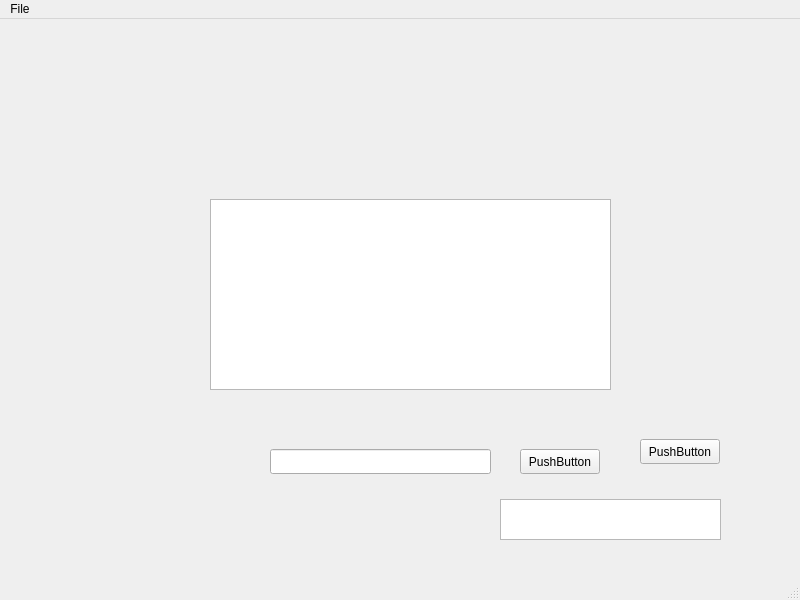
Old version of the form mainwindow.ui in the repository aric-volman/mechanical-babulya.
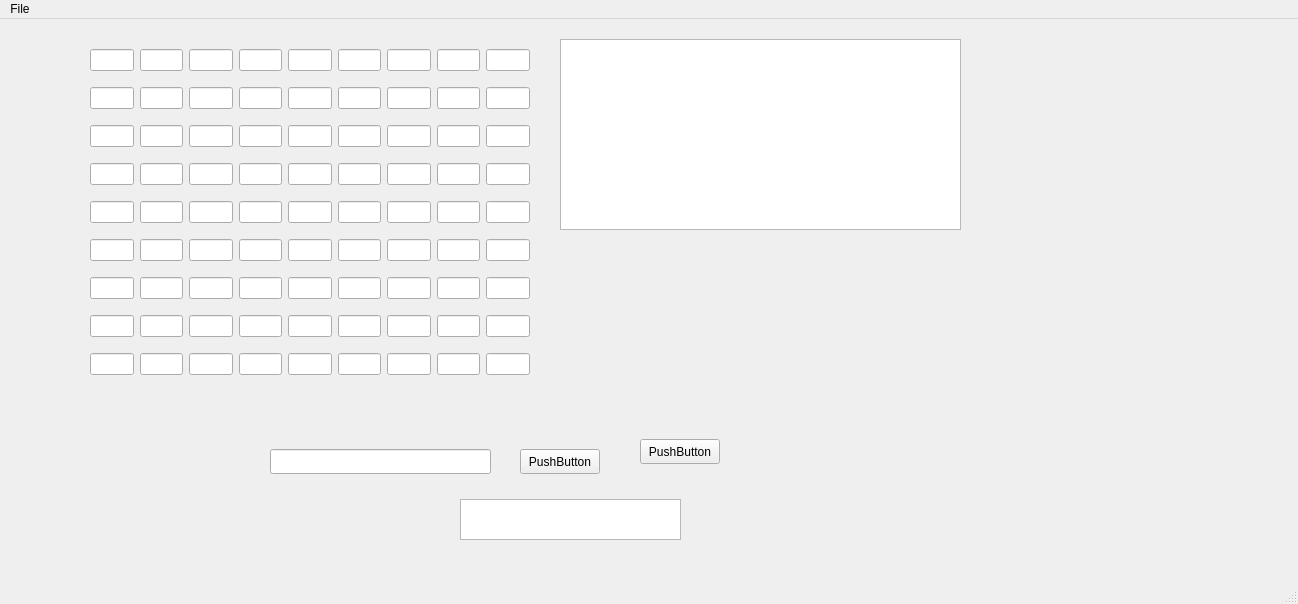
New version of the form.

Patch:
```diff
--- a/mainwindow.ui
+++ b/mainwindow.ui
@@ -6,8 +6,8 @@
    <rect>
     <x>0</x>
     <y>0</y>
-    <width>800</width>
-    <height>600</height>
+    <width>1298</width>
+    <height>604</height>
    </rect>
   </property>
   <property name="windowTitle">
@@ -53,8 +53,8 @@
    <widget class="QTextEdit" name="textEdit">
     <property name="geometry">
      <rect>
-      <x>210</x>
-      <y>180</y>
+      <x>560</x>
+      <y>20</y>
       <width>401</width>
       <height>191</height>
      </rect>
@@ -63,20 +63,275 @@
    <widget class="QTextBrowser" name="textBrowser">
     <property name="geometry">
      <rect>
-      <x>500</x>
+      <x>460</x>
       <y>480</y>
       <width>221</width>
       <height>41</height>
      </rect>
     </property>
    </widget>
+   <widget class="QWidget" name="gridLayoutWidget">
+    <property name="geometry">
+     <rect>
+      <x>90</x>
+      <y>20</y>
+      <width>440</width>
+      <height>351</height>
+     </rect>
+    </property>
+    <layout class="QGridLayout" name="gridLayout">
+     <item row="0" column="0">
+      <widget class="QLineEdit" name="lineEdit_0"/>
+     </item>
+     <item row="0" column="1">
+      <widget class="QLineEdit" name="lineEdit_1"/>
+     </item>
+     <item row="0" column="2">
+      <widget class="QLineEdit" name="lineEdit_2"/>
+     </item>
+     <item row="0" column="3">
+      <widget class="QLineEdit" name="lineEdit_3"/>
+     </item>
+     <item row="0" column="4">
+      <widget class="QLineEdit" name="lineEdit_4"/>
+     </item>
+     <item row="0" column="5">
+      <widget class="QLineEdit" name="lineEdit_5"/>
+     </item>
+     <item row="0" column="6">
+      <widget class="QLineEdit" name="lineEdit_6"/>
+     </item>
+     <item row="0" column="7">
+      <widget class="QLineEdit" name="lineEdit_7"/>
+     </item>
+     <item row="0" column="8">
+      <widget class="QLineEdit" name="lineEdit_8"/>
+     </item>
+     <item row="1" column="0">
+      <widget class="QLineEdit" name="lineEdit_9"/>
+     </item>
+     <item row="1" column="1">
+      <widget class="QLineEdit" name="lineEdit_10"/>
+     </item>
+     <item row="1" column="2">
+      <widget class="QLineEdit" name="lineEdit_11"/>
+     </item>
+     <item row="1" column="3">
+      <widget class="QLineEdit" name="lineEdit_12"/>
+     </item>
+     <item row="1" column="4">
+      <widget class="QLineEdit" name="lineEdit_13"/>
+     </item>
+     <item row="1" column="5">
+      <widget class="QLineEdit" name="lineEdit_14"/>
+     </item>
+     <item row="1" column="6">
+      <widget class="QLineEdit" name="lineEdit_15"/>
+     </item>
+     <item row="1" column="7">
+      <widget class="QLineEdit" name="lineEdit_16"/>
+     </item>
+     <item row="1" column="8">
+      <widget class="QLineEdit" name="lineEdit_17"/>
+     </item>
+     <item row="2" column="0">
+      <widget class="QLineEdit" name="lineEdit_18"/>
+     </item>
+     <item row="2" column="1">
+      <widget class="QLineEdit" name="lineEdit_19"/>
+     </item>
+     <item row="2" column="2">
+      <widget class="QLineEdit" name="lineEdit_20"/>
+     </item>
+     <item row="2" column="3">
+      <widget class="QLineEdit" name="lineEdit_21"/>
+     </item>
+     <item row="2" column="4">
+      <widget class="QLineEdit" name="lineEdit_22"/>
+     </item>
+     <item row="2" column="5">
+      <widget class="QLineEdit" name="lineEdit_23"/>
+     </item>
+     <item row="2" column="6">
+      <widget class="QLineEdit" name="lineEdit_24"/>
+     </item>
+     <item row="2" column="7">
+      <widget class="QLineEdit" name="lineEdit_25"/>
+     </item>
+     <item row="2" column="8">
+      <widget class="QLineEdit" name="lineEdit_26"/>
+     </item>
+     <item row="3" column="0">
+      <widget class="QLineEdit" name="lineEdit_27"/>
+     </item>
+     <item row="3" column="1">
+      <widget class="QLineEdit" name="lineEdit_28"/>
+     </item>
+     <item row="3" column="2">
+      <widget class="QLineEdit" name="lineEdit_29"/>
+     </item>
+     <item row="3" column="3">
+      <widget class="QLineEdit" name="lineEdit_30"/>
+     </item>
+     <item row="3" column="4">
+      <widget class="QLineEdit" name="lineEdit_31"/>
+     </item>
+     <item row="3" column="5">
+      <widget class="QLineEdit" name="lineEdit_32"/>
+     </item>
+     <item row="3" column="6">
+      <widget class="QLineEdit" name="lineEdit_33"/>
+     </item>
+     <item row="3" column="7">
+      <widget class="QLineEdit" name="lineEdit_34"/>
+     </item>
+     <item row="3" column="8">
+      <widget class="QLineEdit" name="lineEdit_35"/>
+     </item>
+     <item row="4" column="0">
+      <widget class="QLineEdit" name="lineEdit_36"/>
+     </item>
+     <item row="4" column="1">
+      <widget class="QLineEdit" name="lineEdit_37"/>
+     </item>
+     <item row="4" column="2">
+      <widget class="QLineEdit" name="lineEdit_38"/>
+     </item>
+     <item row="4" column="3">
+      <widget class="QLineEdit" name="lineEdit_39"/>
+     </item>
+     <item row="4" column="4">
+      <widget class="QLineEdit" name="lineEdit_40"/>
+     </item>
+     <item row="4" column="5">
+      <widget class="QLineEdit" name="lineEdit_41"/>
+     </item>
+     <item row="4" column="6">
+      <widget class="QLineEdit" name="lineEdit_42"/>
+     </item>
+     <item row="4" column="7">
+      <widget class="QLineEdit" name="lineEdit_43"/>
+     </item>
+     <item row="4" column="8">
+      <widget class="QLineEdit" name="lineEdit_44"/>
+     </item>
+     <item row="5" column="0">
+      <widget class="QLineEdit" name="lineEdit_45"/>
+     </item>
+     <item row="5" column="1">
+      <widget class="QLineEdit" name="lineEdit_46"/>
+     </item>
+     <item row="5" column="2">
+      <widget class="QLineEdit" name="lineEdit_47"/>
+     </item>
+     <item row="5" column="3">
+      <widget class="QLineEdit" name="lineEdit_48"/>
+     </item>
+     <item row="5" column="4">
+      <widget class="QLineEdit" name="lineEdit_49"/>
+     </item>
+     <item row="5" column="5">
+      <widget class="QLineEdit" name="lineEdit_50"/>
+     </item>
+     <item row="5" column="6">
+      <widget class="QLineEdit" name="lineEdit_51"/>
+     </item>
+     <item row="5" column="7">
+      <widget class="QLineEdit" name="lineEdit_52"/>
+     </item>
+     <item row="5" column="8">
+      <widget class="QLineEdit" name="lineEdit_53"/>
+     </item>
+     <item row="6" column="0">
+      <widget class="QLineEdit" name="lineEdit_54"/>
+     </item>
+     <item row="6" column="1">
+      <widget class="QLineEdit" name="lineEdit_55"/>
+     </item>
+     <item row="6" column="2">
+      <widget class="QLineEdit" name="lineEdit_56"/>
+     </item>
+     <item row="6" column="3">
+      <widget class="QLineEdit" name="lineEdit_57"/>
+     </item>
+     <item row="6" column="4">
+      <widget class="QLineEdit" name="lineEdit_58"/>
+     </item>
+     <item row="6" column="5">
+      <widget class="QLineEdit" name="lineEdit_59"/>
+     </item>
+     <item row="6" column="6">
+      <widget class="QLineEdit" name="lineEdit_60"/>
+     </item>
+     <item row="6" column="7">
+      <widget class="QLineEdit" name="lineEdit_61"/>
+     </item>
+     <item row="6" column="8">
+      <widget class="QLineEdit" name="lineEdit_62"/>
+     </item>
+     <item row="7" column="0">
+      <widget class="QLineEdit" name="lineEdit_63"/>
+     </item>
+     <item row="7" column="1">
+      <widget class="QLineEdit" name="lineEdit_64"/>
+     </item>
+     <item row="7" column="2">
+      <widget class="QLineEdit" name="lineEdit_65"/>
+     </item>
+     <item row="7" column="3">
+      <widget class="QLineEdit" name="lineEdit_66"/>
+     </item>
+     <item row="7" column="4">
+      <widget class="QLineEdit" name="lineEdit_67"/>
+     </item>
+     <item row="7" column="5">
+      <widget class="QLineEdit" name="lineEdit_68"/>
+     </item>
+     <item row="7" column="6">
+      <widget class="QLineEdit" name="lineEdit_69"/>
+     </item>
+     <item row="7" column="7">
+      <widget class="QLineEdit" name="lineEdit_70"/>
+     </item>
+     <item row="7" column="8">
+      <widget class="QLineEdit" name="lineEdit_71"/>
+     </item>
+     <item row="8" column="0">
+      <widget class="QLineEdit" name="lineEdit_72"/>
+     </item>
+     <item row="8" column="1">
+      <widget class="QLineEdit" name="lineEdit_73"/>
+     </item>
+     <item row="8" column="2">
+      <widget class="QLineEdit" name="lineEdit_74"/>
+     </item>
+     <item row="8" column="3">
+      <widget class="QLineEdit" name="lineEdit_75"/>
+     </item>
+     <item row="8" column="4">
+      <widget class="QLineEdit" name="lineEdit_76"/>
+     </item>
+     <item row="8" column="5">
+      <widget class="QLineEdit" name="lineEdit_77"/>
+     </item>
+     <item row="8" column="6">
+      <widget class="QLineEdit" name="lineEdit_78"/>
+     </item>
+     <item row="8" column="7">
+      <widget class="QLineEdit" name="lineEdit_79"/>
+     </item>
+     <item row="8" column="8">
+      <widget class="QLineEdit" name="lineEdit_80"/>
+     </item>
+    </layout>
+   </widget>
   </widget>
   <widget class="QMenuBar" name="menubar">
    <property name="geometry">
     <rect>
      <x>0</x>
      <y>0</y>
-     <width>800</width>
+     <width>1298</width>
      <height>22</height>
     </rect>
    </property>
```
